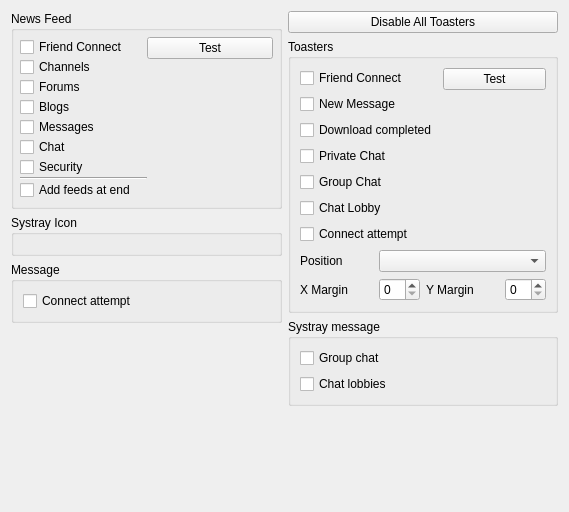
First picture: the form in retroshare-gui/src/gui/settings/NotifyPage.ui, repository RetroShare/RetroShare, before the edit.
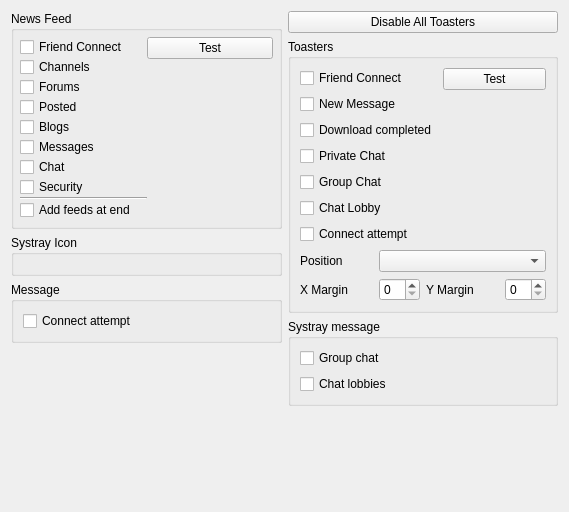
Second picture: the form after the edit.

Commit message: Added feed item for Posted group and message

The edit to the form file:
```diff
--- a/retroshare-gui/src/gui/settings/NotifyPage.ui
+++ b/retroshare-gui/src/gui/settings/NotifyPage.ui
@@ -48,6 +48,13 @@
             </property>
            </widget>
           </item>
+          <item>
+           <widget class="QCheckBox" name="notify_Posted">
+            <property name="text">
+             <string>Posted</string>
+            </property>
+           </widget>
+          </item>
           <item>
            <widget class="QCheckBox" name="notify_Blogs">
             <property name="text">
```
The commit also changes 14 other files.
